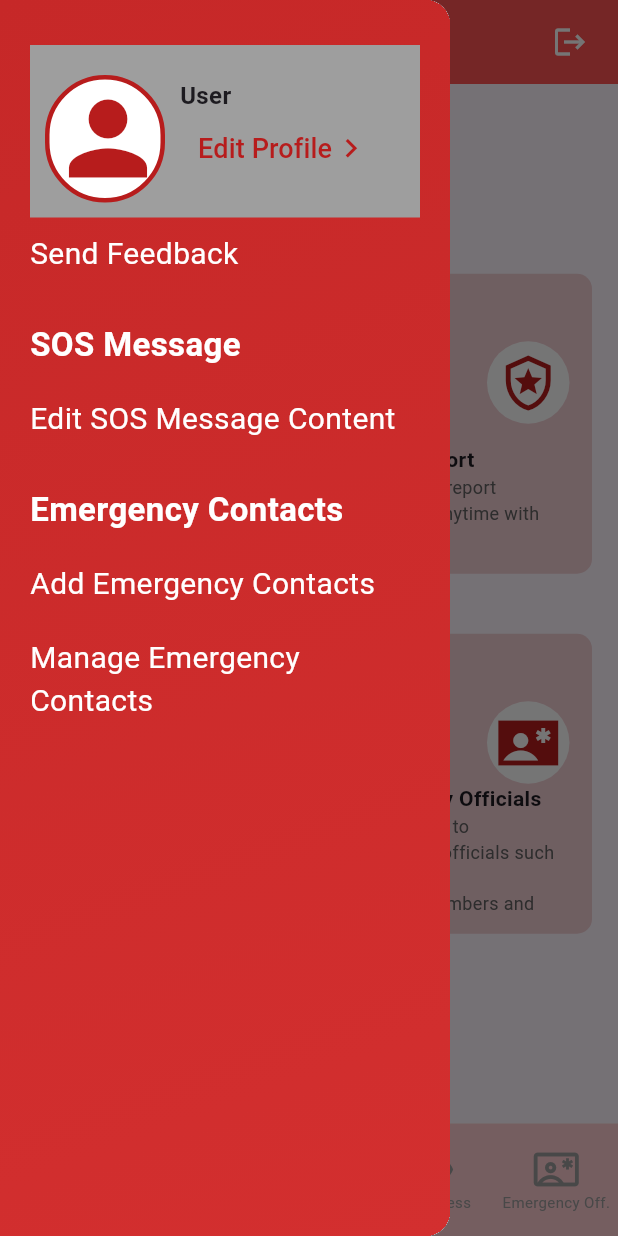
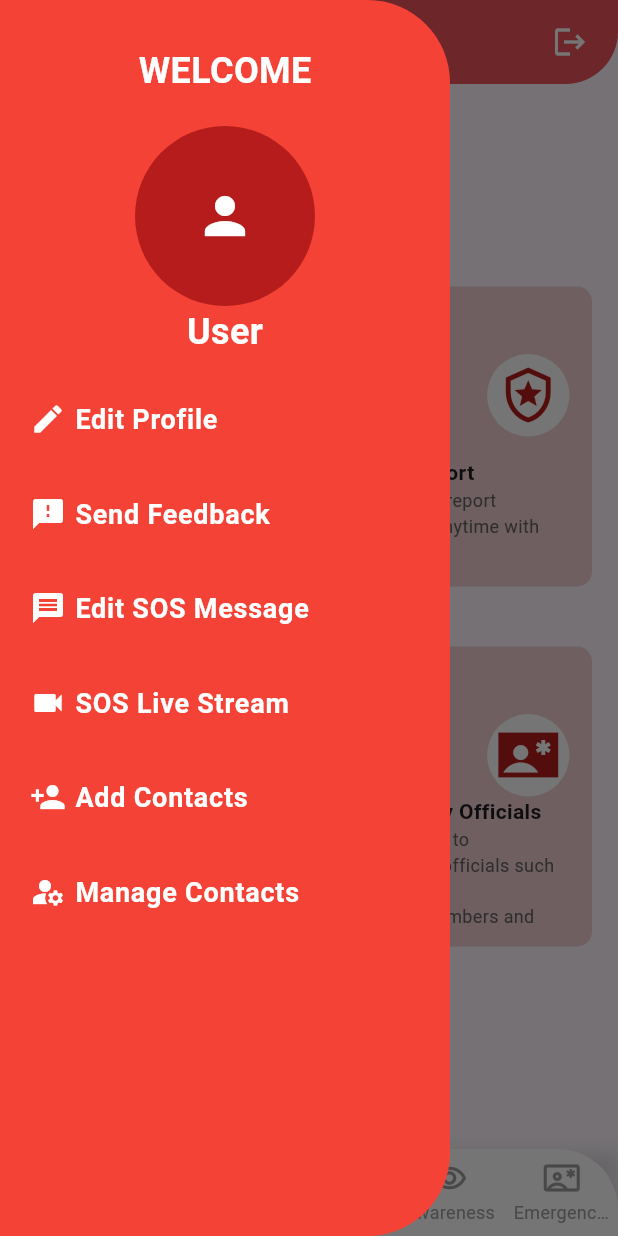
Before and after one commit to Waseem-Gopang/crimereporting_and_preventionsystem, a Flutter app: the screen it shows once a user with an empty profile is signed in, with the side drawer open, on a phone screen of 412 x 824 dp. Run offline on Flutter 3.47's test engine with Material 3 defaults, Android fonts, the phone set to English and light mode, and no system bars; drawn by our look-alikes of curved_navigation_bar; our stand-ins replace csc_picker, file_picker, firebase_auth, firebase_core, firebase_database, firebase_storage and 12 more; missing offline and left inert: background_sms, firebase_app_check, flutter_facebook_auth, github_sign_in_plus, syncfusion_flutter_pdfviewer, zego_uikit_prebuilt_live_streaming; accounts and stored records are empty; network calls fail; Roboto replaces fonts that are missing (Satisfy).

Commit message:
drawer impementation

```diff
--- a/lib/crime_location/screens/crime_location_screen.dart
+++ b/lib/crime_location/screens/crime_location_screen.dart
@@ -120,7 +120,7 @@ class _CrimeAlertsScreenState extends State<CrimeAlertsScreen> {
   @override
   Widget build(BuildContext context) {
     return Scaffold(
-      appBar: customAppBar(title: 'Crime Alerts'),
+      appBar: customAppBar(title: 'Crime Locations'),
       body: Stack(
         children: [
           GoogleMap(
--- a/lib/drawer/screens/custom_drawer.dart
+++ b/lib/drawer/screens/custom_drawer.dart
@@ -1,8 +1,11 @@
 import 'package:crimereporting_and_preventionsystem/drawer/components/add_contact_popup.dart';
+import 'package:crimereporting_and_preventionsystem/drawer/components/livestream.dart';
 import 'package:crimereporting_and_preventionsystem/drawer/components/send_email.dart';
 import 'package:firebase_auth/firebase_auth.dart';
 import 'package:firebase_database/firebase_database.dart';
 import 'package:flutter/material.dart';
+import 'package:get/get.dart';
+import 'package:google_fonts/google_fonts.dart';
 
 class CustomDrawer extends StatefulWidget {
   const CustomDrawer({Key? key}) : super(key: key);
@@ -33,34 +36,30 @@ class _CustomDrawerState extends State<CustomDrawer> {
     if (snapshot.exists) {
       Map data = snapshot.value as Map;
       setState(() {
-        imageURL = data['avatar'] ?? currentUser.photoURL ?? imageURL;
-        //haveImage = imageURL.isNotEmpty;
+        imageURL = data['avatar'] ?? currentUser.photoURL;
       });
     } else {
-      // If no data in database, use Google account information
       setState(() {
-        imageURL = currentUser.photoURL ?? imageURL;
+        imageURL = currentUser.photoURL;
       });
     }
   }
 
   @override
   Widget build(BuildContext context) {
-    User currentUser = FirebaseAuth.instance.currentUser!;
-    String displayName = getDisplayName(currentUser);
+    User? currentUser = FirebaseAuth.instance.currentUser;
+    String displayName = getDisplayName(currentUser!);
     return SizedBox(
       width: 300,
       child: Drawer(
+        backgroundColor: Colors.transparent,
         elevation: 16,
         child: Container(
-          decoration: BoxDecoration(
-            gradient: LinearGradient(
-              begin: Alignment.topLeft,
-              end: Alignment.bottomRight,
-              colors: [
-                Colors.red.shade800,
-                Colors.red.shade700,
-              ],
+          decoration: const BoxDecoration(
+            color: Colors.red,
+            borderRadius: BorderRadius.only(
+              topRight: Radius.circular(55),
+              bottomRight: Radius.circular(55),
             ),
           ),
           child: Padding(
@@ -68,75 +67,50 @@ class _CustomDrawerState extends State<CustomDrawer> {
             child: Column(
               crossAxisAlignment: CrossAxisAlignment.start,
               children: [
-                Container(
-                  padding: const EdgeInsets.only(
-                      top: 20, right: 10, left: 10, bottom: 10),
-                  color: Colors.grey,
-                  child: Row(
-                    crossAxisAlignment: CrossAxisAlignment.start,
-                    children: [
-                      getAvatar(),
-                      Padding(
-                        padding: const EdgeInsets.only(top: 2.0, left: 10),
-                        child: Column(
-                          crossAxisAlignment: CrossAxisAlignment.start,
-                          children: [
-                            Text(
-                              displayName,
-                              style: const TextStyle(
-                                  fontSize: 16, fontWeight: FontWeight.bold),
-                            ),
-                            TextButton(
-                                onPressed: () {
+                buildProfileHeader(displayName),
+                const SizedBox(height: 20),
+                buildDrawerItem(
+                  icon: Icons.edit,
+                  text: "Edit Profile",
+                  onTap: () {
                     Navigator.pushNamed(context, '/editProfile');
                   },
-                                child: Row(
-                                  children: [
-                                    Text(
-                                      "Edit Profile",
-                                      style: TextStyle(
-                                          fontSize: 18,
-                                          color: Colors.red.shade900),
                 ),
-                                    Icon(
-                                      Icons.chevron_right,
-                                      color: Colors.red.shade900,
-                                      size: 25,
-                                    )
-                                  ],
-                                ))
-                          ],
-                        ),
-                      )
-                    ],
-                  ),
-                ),
-                getTextButton(
+                const SizedBox(height: 20),
+                buildDrawerItem(
+                  icon: Icons.feedback,
                   text: "Send Feedback",
                   onTap: () {
                     getSendFeedbackPopUp();
                   },
                 ),
                 const SizedBox(height: 20),
-                getHeaderText("SOS Message"),
-                const SizedBox(height: 10),
-                getTextButton(
-                  text: "Edit SOS Message Content",
+                buildDrawerItem(
+                  icon: Icons.message,
+                  text: "Edit SOS Message",
                   onTap: () {
                     Navigator.of(context).pushNamed('/editSOS');
                   },
                 ),
                 const SizedBox(height: 20),
-                getHeaderText("Emergency Contacts"),
-                const SizedBox(height: 10),
-                getTextButton(
-                  text: "Add Emergency Contacts",
+                buildDrawerItem(
+                    icon: Icons.videocam,
+                    text: "SOS Live Stream",
+                    onTap: () {
+                      jumpToLiveStream(currentUser as String, true);
+                    }),
+                const SizedBox(height: 20),
+                buildDrawerItem(
+                  icon: Icons.person_add,
+                  text: "Add Contacts",
                   onTap: () {
                     getContactFormPopUp();
                   },
                 ),
-                getTextButton(
-                  text: "Manage Emergency Contacts",
+                const SizedBox(height: 20),
+                buildDrawerItem(
+                  icon: Icons.manage_accounts,
+                  text: "Manage Contacts",
                   onTap: () {
                     Navigator.pushNamed(context, '/manageContact');
                   },
@@ -159,88 +133,112 @@ class _CustomDrawerState extends State<CustomDrawer> {
     return 'User';
   }
 
-  Widget getHeaderText(String text) {
-    return Text(
-      text,
-      style: const TextStyle(
+  Widget buildProfileHeader(String displayName) {
+    return SafeArea(
+      child: Column(
+        crossAxisAlignment: CrossAxisAlignment.center,
+        mainAxisAlignment: MainAxisAlignment.center,
+        children: [
+          Text(
+            "WELCOME",
+            style: GoogleFonts.satisfy(
+                color: Colors.white, fontSize: 24, fontWeight: FontWeight.w600),
+          ),
+          const SizedBox(height: 20),
+          Center(child: getAvatar()),
+          Column(
+            crossAxisAlignment: CrossAxisAlignment.start,
+            children: [
+              Text(displayName,
+                  style: GoogleFonts.satisfy(
                       color: Colors.white,
-        fontSize: 22,
-        fontWeight: FontWeight.bold,
+                      fontSize: 24,
+                      fontWeight: FontWeight.w600)),
+            ],
+          ),
+        ],
       ),
     );
   }
 
-  Widget getTextButton({String? text, Function()? onTap}) {
-    return GestureDetector(
-      onTap: onTap,
-      child: Container(
+  Widget getHeaderText(String text) {
+    return Padding(
       padding: const EdgeInsets.symmetric(vertical: 10),
       child: Text(
-          text!,
+        text,
         style: const TextStyle(
           color: Colors.white,
-            fontSize: 20,
-          ),
+          fontSize: 25,
+          fontWeight: FontWeight.bold,
         ),
       ),
     );
   }
 
-  getAvatar() {
-    return imageURL != ""
-        ? Container(
-            height: 85.0,
-            width: 80,
-            decoration: BoxDecoration(
+  Widget buildDrawerItem(
+      {required IconData icon,
+      required String text,
+      required VoidCallback onTap}) {
+    return ListTile(
+      leading: Icon(icon, color: Colors.white),
+      title: Text(
+        text,
+        style: const TextStyle(
+          fontSize: 18,
           color: Colors.white,
-              image: DecorationImage(
-                image: NetworkImage(imageURL!),
-                fit: BoxFit.cover,
-              ), // border color
-              borderRadius: const BorderRadius.all(Radius.circular(50.0)),
-              border: Border.all(
-                color: Colors.red.shade900,
-                width: 1.0,
+          fontWeight: FontWeight.bold,
         ),
       ),
-            child: Container())
-        : Container(
-            height: 85.0,
-            width: 80,
-            decoration: BoxDecoration(
-              color: Colors.white, // border color
-              borderRadius: const BorderRadius.all(Radius.circular(50.0)),
-              border: Border.all(
-                color: Colors.red.shade900,
-                width: 3.0,
-              ),
-            ),
-            child: Padding(
-              padding: const EdgeInsets.only(right: 5.0),
-              child: Icon(
-                Icons.person,
-                color: Colors.red.shade900,
-                size: 78.0,
-              ),
-            ));
+      onTap: onTap,
+      contentPadding: const EdgeInsets.symmetric(horizontal: 0),
+      horizontalTitleGap: 10,
+      dense: true,
+      visualDensity: VisualDensity.compact,
+    );
   }
 
-  getSendFeedbackPopUp() {
-    return showDialog(
+  Widget getAvatar() {
+    return CircleAvatar(
+      radius: 60,
+      backgroundColor: Colors.red.shade900,
+      backgroundImage: imageURL != "" ? NetworkImage(imageURL!) : null,
+      child: imageURL == ""
+          ? const Icon(Icons.person, color: Colors.white, size: 40)
+          : null,
+    );
+  }
+
+  void getSendFeedbackPopUp() {
+    showDialog(
       context: context,
       builder: (BuildContext context) {
         return const SendEmail(title: "Feedback");
-        });
+      },
+    );
   }
 
-  getContactFormPopUp() {
-    return showDialog(
+  void getContactFormPopUp() {
+    showDialog(
       context: context,
       builder: (BuildContext context) {
         return AddEmergencyContact(
           mapEdit: null,
           onEdit: (value) {},
         );
-        });
+      },
+    );
+  }
+
+  jumpToLiveStream(String liveId, bool isHost) {
+    if (liveId.isNotEmpty) {
+      Get.to(
+        () => LiveStreamingPage(
+          liveId: liveId,
+          isHost: isHost,
+        ),
+      );
+    } else {
+      Get.snackbar("Error", "Please enter a valid ID");
     }
   }
+}
--- a/lib/emergency_official/ambulance.dart
+++ b/lib/emergency_official/ambulance.dart
@@ -1,5 +1,6 @@
 import 'dart:io';
 import 'package:crimereporting_and_preventionsystem/emergency_official/message_sending.dart';
+import 'package:crimereporting_and_preventionsystem/utils/bottom_navbar.dart';
 import 'package:crimereporting_and_preventionsystem/utils/custom_widget.dart';
 import 'package:flutter/material.dart';
 import 'package:geolocator/geolocator.dart';
@@ -120,6 +121,7 @@ class AmbulanceOptions extends StatelessWidget {
             ],
           ),
         ),
-    );
+        bottomNavigationBar:
+            const CustomBottomNavigationBar(defaultSelectedIndex: 4));
   }
 }
--- a/lib/emergency_official/firefighter_option.dart
+++ b/lib/emergency_official/firefighter_option.dart
@@ -1,5 +1,6 @@
 import 'dart:io';
 import 'package:crimereporting_and_preventionsystem/emergency_official/message_sending.dart';
+import 'package:crimereporting_and_preventionsystem/utils/bottom_navbar.dart';
 import 'package:crimereporting_and_preventionsystem/utils/custom_widget.dart';
 import 'package:flutter/material.dart';
 import 'package:geolocator/geolocator.dart';
@@ -119,6 +120,7 @@ class FireFighterOptions extends StatelessWidget {
             ],
           ),
         ),
-    );
+        bottomNavigationBar:
+            const CustomBottomNavigationBar(defaultSelectedIndex: 4));
   }
 }
--- a/lib/emergency_official/hospital_option.dart
+++ b/lib/emergency_official/hospital_option.dart
@@ -1,5 +1,6 @@
 import 'dart:io';
 import 'package:crimereporting_and_preventionsystem/emergency_official/message_sending.dart';
+import 'package:crimereporting_and_preventionsystem/utils/bottom_navbar.dart';
 import 'package:crimereporting_and_preventionsystem/utils/custom_widget.dart';
 import 'package:flutter/material.dart';
 import 'package:geolocator/geolocator.dart';
@@ -119,6 +120,7 @@ class HospitalOptions extends StatelessWidget {
             ],
           ),
         ),
-    );
+        bottomNavigationBar:
+            const CustomBottomNavigationBar(defaultSelectedIndex: 4));
   }
 }
--- a/lib/emergency_official/police_option.dart
+++ b/lib/emergency_official/police_option.dart
@@ -1,5 +1,6 @@
 import 'dart:io';
 import 'package:crimereporting_and_preventionsystem/emergency_official/message_sending.dart';
+import 'package:crimereporting_and_preventionsystem/utils/bottom_navbar.dart';
 import 'package:crimereporting_and_preventionsystem/utils/custom_widget.dart';
 import 'package:flutter/material.dart';
 import 'package:geolocator/geolocator.dart';
@@ -125,6 +126,7 @@ class _PoliceOptionsState extends State<PoliceOptions> {
             ],
           ),
         ),
-    );
+        bottomNavigationBar:
+            const CustomBottomNavigationBar(defaultSelectedIndex: 4));
   }
 }
--- a/lib/utils/bottom_navbar.dart
+++ b/lib/utils/bottom_navbar.dart
@@ -1,4 +1,3 @@
-import 'package:curved_navigation_bar/curved_navigation_bar.dart';
 import 'package:flutter/material.dart';
 
 class CustomBottomNavigationBar extends StatefulWidget {
@@ -15,6 +14,7 @@ class CustomBottomNavigationBar extends StatefulWidget {
 
 class _CustomBottomNavigationBarState extends State<CustomBottomNavigationBar> {
   late int _selectedIndex;
+
   final List<IconData> _iconList = [
     Icons.map,
     Icons.local_police_outlined,
@@ -22,6 +22,7 @@ class _CustomBottomNavigationBarState extends State<CustomBottomNavigationBar> {
     Icons.remove_red_eye_outlined,
     Icons.contact_emergency_outlined,
   ];
+
   final List<String> _textList = [
     'Crime Locations',
     'Crime Report',
@@ -30,51 +31,33 @@ class _CustomBottomNavigationBarState extends State<CustomBottomNavigationBar> {
     'Emergency Off.',
   ];
 
+  final List<Color> _iconColors = [
+    Colors.grey,
+    Colors.grey,
+    Colors.grey,
+    Colors.grey,
+    Colors.grey,
+  ];
+
+  final List<Color> _selectedIconColors = [
+    Colors.red,
+    Colors.red,
+    Colors.red,
+    Colors.red,
+    Colors.red,
+  ];
+
   @override
   void initState() {
     super.initState();
     _selectedIndex = widget.defaultSelectedIndex;
   }
 
-  @override
-  Widget build(BuildContext context) {
-    return CurvedNavigationBar(
-      index: _selectedIndex,
-      height: 75.0,
-      items: List.generate(_iconList.length, (index) {
-        return Column(
-          mainAxisAlignment: MainAxisAlignment.center,
-          children: [
-            Icon(
-              _iconList[index],
-              size: 30,
-              color:
-                  _selectedIndex == index ? Colors.red.shade900 : Colors.grey,
-            ),
-            Text(
-              _textList[index],
-              style: TextStyle(
-                fontSize: 10,
-                color:
-                    _selectedIndex == index ? Colors.red.shade900 : Colors.grey,
-              ),
-            ),
-          ],
-        );
-      }),
-      color: Colors.red.shade100,
-      buttonBackgroundColor: Colors.yellow,
-      backgroundColor: Colors.white,
-      animationCurve: Curves.easeInOut,
-      animationDuration: const Duration(milliseconds: 600),
-      onTap: (index) {
-        setState(() {
-          _selectedIndex = index;
-        });
-        navigateBottom(index);
-      },
-      letIndexChange: (index) => true,
-    );
+  void _onItemTapped(int index) {
+    setState(() {
+      _selectedIndex = index;
+    });
+    navigateBottom(index);
   }
 
   void navigateBottom(int index) {
@@ -93,11 +76,58 @@ class _CustomBottomNavigationBarState extends State<CustomBottomNavigationBar> {
         route = "/awareness";
         break;
       case 4:
-        route = "/emergencyOfficial";
+        route = "/emergency Official";
         break;
       default:
         return;
     }
     Navigator.pushReplacementNamed(context, route);
   }
+
+  @override
+  Widget build(BuildContext context) {
+    return Container(
+      decoration: BoxDecoration(
+        color: Colors.transparent,
+        boxShadow: [
+          BoxShadow(
+            color: Colors.black.withOpacity(0.1),
+            spreadRadius: 1,
+            blurRadius: 7,
+            offset: const Offset(0, 3), // changes position of shadow
+          ),
+        ],
+      ),
+      child: ClipRRect(
+        borderRadius: const BorderRadius.only(
+          topLeft: Radius.circular(40),
+          topRight: Radius.circular(40),
+        ),
+        child: BottomNavigationBar(
+          currentIndex: _selectedIndex,
+          onTap: _onItemTapped,
+          items: List.generate(_iconList.length, (index) {
+            return BottomNavigationBarItem(
+              icon: Icon(
+                _iconList[index],
+                color: _iconColors[index],
+              ),
+              activeIcon: Icon(
+                _iconList[index],
+                color: _selectedIconColors[index],
+              ),
+              label: _textList[index],
+              backgroundColor: Colors.white,
+            );
+          }),
+          selectedItemColor: Colors.red,
+          unselectedItemColor: _iconColors[_selectedIndex],
+          type: BottomNavigationBarType.shifting,
+          elevation: 2,
+          showSelectedLabels: true,
+          showUnselectedLabels: true,
+        ),
+      ),
+    );
+  }
 }
--- a/lib/utils/custom_widget.dart
+++ b/lib/utils/custom_widget.dart
@@ -1,43 +1,110 @@
 import 'package:crimereporting_and_preventionsystem/utils/theme.dart';
 import 'package:flutter/material.dart';
+import 'package:google_fonts/google_fonts.dart';
 
-AppBar customAppBar(
-    {String? title,
+// AppBar customAppBar(
+//     {String? title,
+//     IconButton? iconButton,
+//     Color? textColor,
+//     PreferredSizeWidget? bottomBar}) {
+//   return AppBar(
+//       leading: iconButton,
+//       title: Center(
+//           child: Text(title!,
+//               style: const TextStyle(
+//                   color: Colors.white,
+//                   fontWeight: FontWeight.bold,
+//                   fontSize: 24))),
+//       backgroundColor: Colors.redAccent,
+//       iconTheme: const IconThemeData(
+//         color: Colors.white, //change your color here
+//       ),
+//       bottom: bottomBar);
+// }
+
+// AppBar customAppBarAction(
+//     {String? title,
+//     IconButton? iconButton,
+//     Color? textColor,
+//     PreferredSizeWidget? bottomBar,
+//     Widget? actions}) {
+//   return AppBar(
+//       leading: iconButton,
+//       title: Center(
+//           child: Text(title!,
+//               style: const TextStyle(
+//                   color: Colors.white,
+//                   fontWeight: FontWeight.bold,
+//                   fontSize: 24))),
+//       backgroundColor: Colors.redAccent,
+//       iconTheme: const IconThemeData(
+//         color: Colors.white, //change your color here
+//       ),
+//       bottom: bottomBar,
+//       actions: [
+//         Padding(
+//           padding: const EdgeInsets.only(right: 8.0),
+//           child: actions ??
+//               const IconButton(
+//                   icon: Icon(Icons.arrow_left_rounded),
+//                   iconSize: 0,
+//                   onPressed: null),
+//         )
+//       ]);
+// }
+AppBar customAppBar({
+  String? title,
   IconButton? iconButton,
   Color? textColor,
-    PreferredSizeWidget? bottomBar}) {
+  PreferredSizeWidget? bottomBar,
+}) {
+  return AppBar(
+    leading: iconButton,
+
+    title: Center(
+      child: Text(title ?? '',
+          style: GoogleFonts.satisfy(
+              color: textColor, fontSize: 28, fontWeight: FontWeight.w600)),
+    ),
+    backgroundColor: Colors.redAccent, // changed to a deeper orange color
+    iconTheme: const IconThemeData(
+      color: Colors.white, //change your color here
+    ),
+    elevation: 6, // increased elevation for a more prominent app bar
+    shape: const RoundedRectangleBorder(
+      borderRadius: BorderRadius.vertical(
+        bottom:
+            Radius.circular(35), // increased radius for a more rounded corner
+      ),
+    ),
+    bottom: bottomBar,
+  );
+}
+
+AppBar customAppBarAction({
+  String? title,
+  IconButton? iconButton,
+  Color? textColor,
+  PreferredSizeWidget? bottomBar,
+  Widget? actions,
+}) {
   return AppBar(
     leading: iconButton,
     title: Center(
-          child: Text(title!,
-              style: const TextStyle(
-                  color: Colors.white,
-                  fontWeight: FontWeight.bold,
-                  fontSize: 24))),
-      backgroundColor: Colors.redAccent,
+      child: Text(title ?? '',
+          style: GoogleFonts.satisfy(
+              color: textColor, fontSize: 28, fontWeight: FontWeight.w600)),
+    ),
+    backgroundColor: Colors.redAccent, // changed to a deeper orange color
     iconTheme: const IconThemeData(
       color: Colors.white, //change your color here
     ),
-      bottom: bottomBar);
-}
-
-AppBar customAppBarAction(
-    {String? title,
-    IconButton? iconButton,
-    Color? textColor,
-    PreferredSizeWidget? bottomBar,
-    Widget? actions}) {
-  return AppBar(
-      leading: iconButton,
-      title: Center(
-          child: Text(title!,
-              style: const TextStyle(
-                  color: Colors.white,
-                  fontWeight: FontWeight.bold,
-                  fontSize: 24))),
-      backgroundColor: Colors.redAccent,
-      iconTheme: const IconThemeData(
-        color: Colors.white, //change your color here
+    elevation: 6, // increased elevation for a more prominent app bar
+    shape: const RoundedRectangleBorder(
+      borderRadius: BorderRadius.vertical(
+        bottom:
+            Radius.circular(35), // increased radius for a more rounded corner
+      ),
     ),
     bottom: bottomBar,
     actions: [
@@ -46,10 +113,11 @@ AppBar customAppBarAction(
         child: actions ??
             const IconButton(
               icon: Icon(Icons.arrow_left_rounded),
-                  iconSize: 0,
-                  onPressed: null),
+              onPressed: null,
+            ),
       )
-      ]);
+    ],
+  );
 }
 
 getTextField(
--- a/pubspec.yaml
+++ b/pubspec.yaml
@@ -37,7 +37,7 @@ dependencies:
   cupertino_icons: ^1.0.2
   hexcolor: ^3.0.1
   flutter_svg: ^2.0.9
-  intl: ^0.19.0
+  intl:
   image_picker: ^1.0.5
   csc_picker: ^0.2.7
   fluttertoast: ^8.2.4
@@ -73,6 +73,8 @@ dependencies:
   path_provider: ^2.1.2
   syncfusion_flutter_pdfviewer: ^20.4.54
   quickalert: ^1.0.2
+  zego_uikit_prebuilt_live_streaming:
+
 
 dev_dependencies:
   flutter_test:
```
Also changed, not shown: lib/drawer/components/livestream.dart (added, +29 -0 lines), lib/service/firebase.dart (+19 -6 lines), pubspec.lock, 3 other files. Lines whose indentation alone changed are shown as unchanged.
